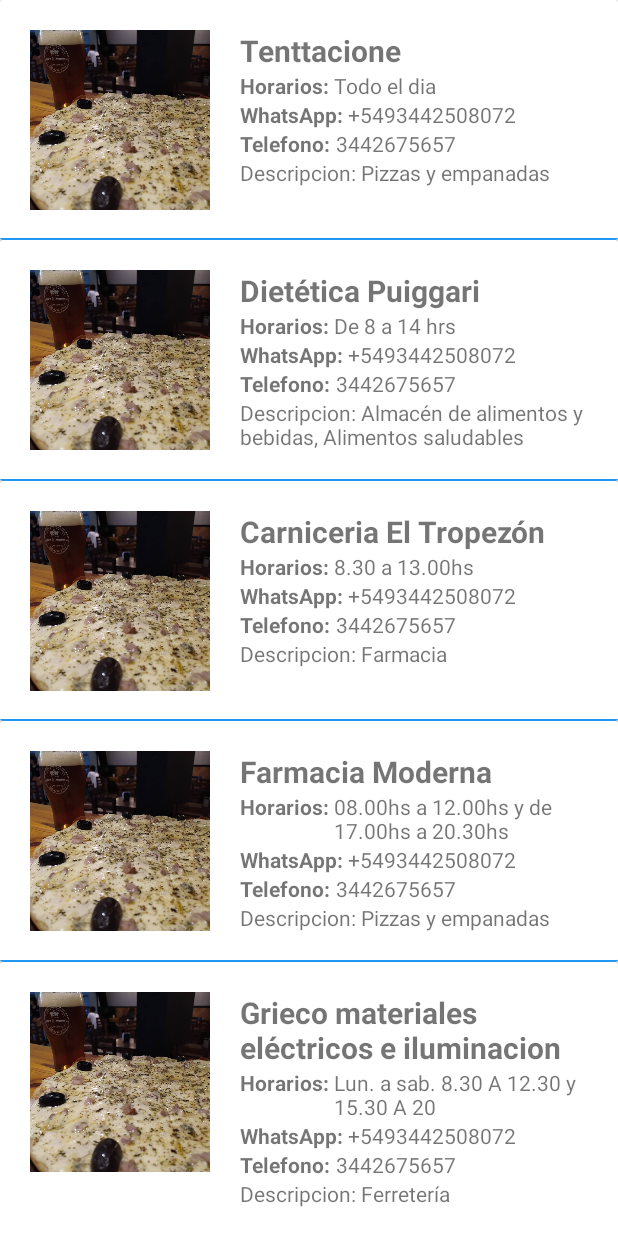
After one commit to alexismorison95/concepcionApp, an Android app: the BuscarActivity screen opened directly, with no data from a screen before it, on a phone screen of 412 x 824 dp. The commit adds this screen. Run offline under Robolectric (Android 15) with nearby library versions, the phone set to English and light mode, and no system bars; pictures from the network do not load.

Commit message:
buscar activity basica con recycler view

```diff
--- a/app/build.gradle
+++ b/app/build.gradle
@@ -34,6 +34,7 @@ dependencies {
     implementation 'com.google.android.material:material:1.0.0'
     implementation 'androidx.lifecycle:lifecycle-extensions:2.0.0'
     implementation 'androidx.legacy:legacy-support-v4:1.0.0'
+    implementation 'androidx.lifecycle:lifecycle-viewmodel-ktx:2.2.0'
     testImplementation 'junit:junit:4.12'
     androidTestImplementation 'androidx.test.ext:junit:1.1.0'
     androidTestImplementation 'androidx.test.espresso:espresso-core:3.1.1'
--- a/app/src/main/AndroidManifest.xml
+++ b/app/src/main/AndroidManifest.xml
@@ -9,7 +9,7 @@
         android:roundIcon="@mipmap/ic_launcher_round"
         android:supportsRtl="true"
         android:theme="@style/AppTheme">
-
+        <activity android:name=".ui.main.BuscarActivity"></activity>
         <activity android:name=".MainActivity">
             <intent-filter>
                 <action android:name="android.intent.action.MAIN" />
--- a/app/src/main/java/com/morris/concepcionapp/MainActivity.kt
+++ b/app/src/main/java/com/morris/concepcionapp/MainActivity.kt
@@ -14,6 +14,10 @@ class MainActivity : AppCompatActivity() {
         super.onCreate(savedInstanceState)
         setContentView(R.layout.activity_main)
 
+        configurarTabLayout()
+    }
+
+    private fun configurarTabLayout() {
         val sectionsPagerAdapter = SectionsPagerAdapter(this, supportFragmentManager)
 
         val viewPager = findViewById<ViewPager>(R.id.viewpager_main)
@@ -22,4 +26,5 @@ class MainActivity : AppCompatActivity() {
         val tabs: TabLayout = findViewById(R.id.tabs)
         tabs.setupWithViewPager(viewPager)
     }
+
 }
--- /dev/null
+++ b/app/src/main/java/com/morris/concepcionapp/ui/main/BuscarActivity.kt
@@ -0,0 +1,64 @@
+package com.morris.concepcionapp.ui.main
+
+import androidx.appcompat.app.AppCompatActivity
+import android.os.Bundle
+import androidx.recyclerview.widget.LinearLayoutManager
+import com.morris.concepcionapp.R
+import kotlinx.android.synthetic.main.activity_buscar.*
+
+data class Negocio(val nombre: String,
+                   val horario: String,
+                   val whatsapp: String,
+                   val telefono: String,
+                   val descripcion: String,
+                   val imagen: String,
+                   val rubro: String,
+                   val palabrasClave: String)
+
+class BuscarActivity : AppCompatActivity() {
+
+    private val negociosLista = listOf(
+        Negocio("Tenttacione", "Todo el dia", "+5493442508072", "3442675657",
+            "Pizzas y empanadas", "https://png.pngtree.com/png-clipart/20190515/original/pngtree-a-young-boy-riding-an-orange-delivery-scooter-png-image_3637498.jpg",
+            "gastronomia", "pizzas, empanadas"),
+
+        Negocio("Dietética Puiggari", "De 8 a 14 hrs", "+5493442508072", "3442675657",
+            "Almacén de alimentos y bebidas, Alimentos saludables", "https://png.pngtree.com/png-clipart/20190515/original/pngtree-a-young-boy-riding-an-orange-delivery-scooter-png-image_3637498.jpg",
+            "almacen", "bebidas, gaseosas, alimentos"),
+
+        Negocio("Carniceria El Tropezón", "8.30 a 13.00hs", "+5493442508072", "3442675657",
+            "Farmacia", "https://png.pngtree.com/png-clipart/20190515/original/pngtree-a-young-boy-riding-an-orange-delivery-scooter-png-image_3637498.jpg",
+            "farmacia", "remedios, pastillas, farmacia"),
+
+        Negocio("Farmacia Moderna", "08.00hs a 12.00hs y de 17.00hs a 20.30hs", "+5493442508072", "3442675657",
+            "Pizzas y empanadas", "https://png.pngtree.com/png-clipart/20190515/original/pngtree-a-young-boy-riding-an-orange-delivery-scooter-png-image_3637498.jpg",
+            "gastronomia", "pizzas, empanadas"),
+
+        Negocio("Grieco materiales eléctricos e iluminacion", "Lun. a sab. 8.30 A 12.30 y 15.30 A 20", "+5493442508072", "3442675657",
+            "Ferretería", "https://png.pngtree.com/png-clipart/20190515/original/pngtree-a-young-boy-riding-an-orange-delivery-scooter-png-image_3637498.jpg",
+            "ferreteria", "ferreteria, tornillos, herramientas"),
+
+        Negocio("La fragancia", "8 a 12 y 16 a 18", "+5493442508072", "3442675657",
+            "Limpieza y perfumería", "https://png.pngtree.com/png-clipart/20190515/original/pngtree-a-young-boy-riding-an-orange-delivery-scooter-png-image_3637498.jpg",
+            "limpieza", "limpieza, productos, lavandina, alcohol")
+    )
+
+    private lateinit var linearLayoutManager: LinearLayoutManager
+
+    override fun onCreate(savedInstanceState: Bundle?) {
+        super.onCreate(savedInstanceState)
+        setContentView(R.layout.activity_buscar)
+
+        val busqueda = intent.getSerializableExtra("busqueda")
+        val tipoBusqueda = intent.getSerializableExtra("tipo")
+
+        // TODO: Cargo los negocios, en el futuro, la lista viene desde una bbdd
+        recycle_list_view.apply {
+            layoutManager = LinearLayoutManager(this.context)
+            adapter = NegocioAdapter(negociosLista)
+        }
+
+//        linearLayoutManager = LinearLayoutManager(this)
+//        recycle_list_view.layoutManager = linearLayoutManager
+    }
+}
--- a/app/src/main/java/com/morris/concepcionapp/ui/main/InicioFragment.kt
+++ b/app/src/main/java/com/morris/concepcionapp/ui/main/InicioFragment.kt
@@ -1,23 +1,25 @@
 package com.morris.concepcionapp.ui.main
 
+import android.content.Intent
 import android.graphics.Color
 import android.os.Bundle
 import androidx.fragment.app.Fragment
 import android.view.LayoutInflater
 import android.view.View
 import android.view.ViewGroup
+import android.view.inputmethod.EditorInfo
 import android.widget.Button
 import android.widget.LinearLayout
+import android.widget.TextView
+import android.widget.Toast
 import androidx.coordinatorlayout.widget.CoordinatorLayout
 import androidx.core.view.marginBottom
+import com.google.android.material.textfield.TextInputEditText
 
 import com.morris.concepcionapp.R
 import kotlinx.android.synthetic.*
 
-// TODO: Rename parameter arguments, choose names that match
-// the fragment initialization parameters, e.g. ARG_ITEM_NUMBER
-private const val ARG_PARAM1 = "param1"
-private const val ARG_PARAM2 = "param2"
+// TODO: En el futuro estas categorias se traen desde un servidor
 private val categorias = arrayOf(
     "Almacen",
     "Carniceria",
@@ -35,28 +37,40 @@ private val categorias = arrayOf(
  * create an instance of this fragment.
  */
 class InicioFragment : Fragment() {
-    // TODO: Rename and change types of parameters
-    private var param1: String? = null
-    private var param2: String? = null
 
-    override fun onCreate(savedInstanceState: Bundle?) {
-        super.onCreate(savedInstanceState)
-        arguments?.let {
-            param1 = it.getString(ARG_PARAM1)
-            param2 = it.getString(ARG_PARAM2)
-        }
-    }
+    private var buscarInput: TextInputEditText? = null
 
-    override fun onCreateView(
-        inflater: LayoutInflater, container: ViewGroup?,
-        savedInstanceState: Bundle?
-    ): View? {
+    override fun onCreateView(inflater: LayoutInflater, container: ViewGroup?, savedInstanceState: Bundle?): View? {
         // Set theme
         context?.theme?.applyStyle(R.style.AppThemeInicio, true)
 
         // Inflate the layout for this fragment
         val view = inflater.inflate(R.layout.fragment_inicio, container, false)
 
+        loadCategorias(view)
+
+        buscarInput = view.findViewById<TextInputEditText>(R.id.buscar_input)
+
+        return view
+    }
+
+    override fun onResume() {
+        super.onResume()
+
+        buscarInput?.setOnEditorActionListener { textView, action, keyEvent ->
+            var handled = false
+            if (action == EditorInfo.IME_ACTION_SEARCH) {
+                // Aca ejecuto el metodo necesario
+                loadBuscarActivity()
+                println(buscarInput!!.text)
+
+                handled = true
+            }
+            handled
+        }
+    }
+
+    private fun loadCategorias(view: View) {
         val categoriasLayout = view.findViewById<LinearLayout>(R.id.listaCategoriasLayout)
 
         // set categorias
@@ -66,40 +80,25 @@ class InicioFragment : Fragment() {
             button.text = categoria
             button.setTextColor(Color.WHITE)
 
-            val param = LinearLayout.LayoutParams(
-                LinearLayout.LayoutParams.MATCH_PARENT,
-                200)
+            val param = LinearLayout.LayoutParams(LinearLayout.LayoutParams.MATCH_PARENT, 200)
 
-            if (param != null) {
-                param.setMargins(0, 0, 0, 20)
-            }
+            param.setMargins(0, 0, 0, 25)
             button.layoutParams = param
 
             categoriasLayout.addView(button)
+        }
+    }
 
-        }
+    private fun loadBuscarActivity() {
+        val intent = Intent(activity, BuscarActivity::class.java)
+        intent.putExtra("busqueda", buscarInput?.text)
+        intent.putExtra("tipo", "busqueda")
 
-        // Inflate the layout for this fragment
-        return view
+        startActivity(intent)
     }
 
     companion object {
-        /**
-         * Use this factory method to create a new instance of
-         * this fragment using the provided parameters.
-         *
-         * @param param1 Parameter 1.
-         * @param param2 Parameter 2.
-         * @return A new instance of fragment InicioFragment.
-         */
-        // TODO: Rename and change types and number of parameters
         @JvmStatic
-        fun newInstance(param1: String, param2: String) =
-            InicioFragment().apply {
-                arguments = Bundle().apply {
-                    putString(ARG_PARAM1, param1)
-                    putString(ARG_PARAM2, param2)
-                }
-            }
+        fun newInstance() = InicioFragment()
     }
 }
--- /dev/null
+++ b/app/src/main/java/com/morris/concepcionapp/ui/main/NegocioAdapter.kt
@@ -0,0 +1,60 @@
+package com.morris.concepcionapp.ui.main
+
+import android.graphics.Bitmap
+import android.graphics.BitmapFactory
+import android.media.Image
+import android.net.Uri
+import android.view.LayoutInflater
+import android.view.ViewGroup
+import android.widget.ImageView
+import android.widget.TextView
+import androidx.recyclerview.widget.RecyclerView
+import com.morris.concepcionapp.R
+
+class NegocioAdapter(private val list: List<Negocio>): RecyclerView.Adapter<NegocioViewHolder>() {
+
+    override fun onCreateViewHolder(parent: ViewGroup, viewType: Int): NegocioViewHolder {
+        var inflater = LayoutInflater.from(parent.context)
+
+        return NegocioViewHolder(inflater, parent)
+    }
+
+    override fun getItemCount(): Int {
+        return list.size
+    }
+
+    override fun onBindViewHolder(holder: NegocioViewHolder, position: Int) {
+        val negocio: Negocio = list[position]
+
+        holder.bind(negocio)
+    }
+}
+
+class NegocioViewHolder(inflater: LayoutInflater, parent: ViewGroup) :
+        RecyclerView.ViewHolder(inflater.inflate(R.layout.negocio_view, parent, false)) {
+
+    private var nombre: TextView? = null
+    private var horario: TextView? = null
+    private var whatsapp: TextView? = null
+    private var telefono: TextView? = null
+    private var descripcion: TextView? = null
+    private var imagen: ImageView? = null
+
+    init {
+        nombre = itemView.findViewById(R.id.negocio_nombre)
+        horario = itemView.findViewById(R.id.negocio_horarios)
+        whatsapp = itemView.findViewById(R.id.negocio_whatsapp)
+        telefono = itemView.findViewById(R.id.negocio_telefono)
+        descripcion = itemView.findViewById(R.id.negocio_descripcion)
+        imagen = itemView.findViewById(R.id.negocio_image)
+    }
+
+    fun bind(negocio: Negocio) {
+        nombre?.setText(negocio.nombre)
+        horario?.setText(negocio.horario)
+        whatsapp?.setText(negocio.whatsapp)
+        telefono?.setText(negocio.telefono)
+        descripcion?.setText("Descripcion: " + negocio.descripcion)
+        imagen?.setImageURI(Uri.parse(negocio.imagen))
+    }
+}
--- a/app/src/main/java/com/morris/concepcionapp/ui/main/SectionsPagerAdapter.kt
+++ b/app/src/main/java/com/morris/concepcionapp/ui/main/SectionsPagerAdapter.kt
@@ -15,18 +15,17 @@ private val TAB_TITLES = arrayOf(
  * A [FragmentPagerAdapter] that returns a fragment corresponding to
  * one of the sections/tabs/pages.
  */
-class SectionsPagerAdapter(private val context: Context, fm: FragmentManager) :
-    FragmentPagerAdapter(fm) {
+class SectionsPagerAdapter(private val context: Context, fm: FragmentManager): FragmentPagerAdapter(fm) {
 
     override fun getItem(position: Int): Fragment {
         // getItem is called to instantiate the fragment for the given page.
         // Return a PlaceholderFragment (defined as a static inner class below).
         return when (position) {
             0 -> {
-                return InicioFragment()
+                InicioFragment.newInstance()
             }
             else -> {
-                return NoticiasFragment()
+                NoticiasFragment()
             }
         }
     }
--- /dev/null
+++ b/app/src/main/res/layout/activity_buscar.xml
@@ -0,0 +1,10 @@
+<?xml version="1.0" encoding="utf-8"?>
+<androidx.recyclerview.widget.RecyclerView
+    xmlns:android="http://schemas.android.com/apk/res/android"
+    xmlns:tools="http://schemas.android.com/tools"
+    android:layout_width="match_parent"
+    android:layout_height="match_parent"
+    tools:context=".ui.main.BuscarActivity"
+    android:id="@+id/recycle_list_view">
+
+</androidx.recyclerview.widget.RecyclerView>
--- a/app/src/main/res/layout/fragment_inicio.xml
+++ b/app/src/main/res/layout/fragment_inicio.xml
@@ -23,11 +23,13 @@
                 android:layout_height="wrap_content">
 
                 <com.google.android.material.textfield.TextInputEditText
+                    android:id="@+id/buscar_input"
                     android:layout_width="match_parent"
                     android:layout_height="wrap_content"
                     android:hint="@string/buscar"
-                    android:imeOptions="actionDone"
+                    android:imeOptions="actionSearch"
                     android:singleLine="true"
+                    android:inputType="text"
                     android:layout_marginBottom="16dp"/>
 
             </com.google.android.material.textfield.TextInputLayout>
@@ -40,6 +42,8 @@
                 android:layout_marginBottom="20dp">
             </LinearLayout>
 
+
+
         </LinearLayout>
 
     </ScrollView>
--- a/app/src/main/res/layout/fragment_noticias.xml
+++ b/app/src/main/res/layout/fragment_noticias.xml
@@ -7,4 +7,9 @@
     tools:context=".ui.main.NoticiasFragment">
 
 
+    <TextView
+        android:id="@+id/textView"
+        android:layout_width="wrap_content"
+        android:layout_height="wrap_content"
+        android:text="Noticias Fragment" />
 </FrameLayout>
--- /dev/null
+++ b/app/src/main/res/layout/negocio_view.xml
@@ -0,0 +1,115 @@
+<?xml version="1.0" encoding="utf-8"?>
+<androidx.cardview.widget.CardView
+    xmlns:android="http://schemas.android.com/apk/res/android"
+    android:layout_width="match_parent"
+    android:layout_height="wrap_content"
+    android:orientation="horizontal">
+
+    <LinearLayout
+        android:layout_width="match_parent"
+        android:layout_height="wrap_content"
+        android:padding="20dp">
+
+        <ImageView
+            android:id="@+id/negocio_image"
+            android:layout_width="120dp"
+            android:layout_height="120dp"
+            android:background="@drawable/taberna"
+            android:layout_gravity="top"
+            android:layout_marginRight="20dp"/>
+
+        <LinearLayout
+            android:layout_width="match_parent"
+            android:layout_height="wrap_content"
+            android:orientation="vertical"
+            android:layout_gravity="top">
+
+            <TextView
+                android:id="@+id/negocio_nombre"
+                android:layout_width="match_parent"
+                android:layout_height="wrap_content"
+                android:text="Nombre de negocio"
+                android:textSize="20sp"
+                android:textStyle="bold"/>
+
+            <LinearLayout
+                android:layout_width="match_parent"
+                android:layout_height="wrap_content"
+                android:orientation="horizontal">
+
+                <TextView
+                    android:layout_width="wrap_content"
+                    android:layout_height="wrap_content"
+                    android:text="Horarios: "
+                    android:textStyle="bold"
+                    android:layout_gravity="left"/>
+
+                <TextView
+                    android:id="@+id/negocio_horarios"
+                    android:layout_width="match_parent"
+                    android:layout_height="wrap_content"
+                    android:text="18hs a 23hs"
+                    android:layout_gravity="right"/>
+
+            </LinearLayout>
+
+            <LinearLayout
+                android:layout_width="match_parent"
+                android:layout_height="wrap_content"
+                android:orientation="horizontal">
+
+                <TextView
+                    android:layout_width="wrap_content"
+                    android:layout_height="wrap_content"
+                    android:text="WhatsApp: "
+                    android:textStyle="bold"
+                    android:layout_gravity="left"/>
+
+                <TextView
+                    android:id="@+id/negocio_whatsapp"
+                    android:layout_width="match_parent"
+                    android:layout_height="wrap_content"
+                    android:text="+543445402211"
+                    android:layout_gravity="right"/>
+
+            </LinearLayout>
+
+            <LinearLayout
+                android:layout_width="match_parent"
+                android:layout_height="wrap_content"
+                android:orientation="horizontal">
+
+                <TextView
+                    android:layout_width="wrap_content"
+                    android:layout_height="wrap_content"
+                    android:text="Telefono: "
+                    android:textStyle="bold"
+                    android:layout_gravity="left"/>
+
+                <TextView
+                    android:id="@+id/negocio_telefono"
+                    android:layout_width="match_parent"
+                    android:layout_height="wrap_content"
+                    android:text="03445-15402211"
+                    android:layout_gravity="right"/>
+
+            </LinearLayout>
+
+            <TextView
+                android:id="@+id/negocio_descripcion"
+                android:layout_width="match_parent"
+                android:layout_height="wrap_content"
+                android:maxLines="10"
+                android:text="Descripcion: Lorem ipsum dolor sit amet, consectetur adipisicing elit, sed do eiusmod tempor incididunt ut labore et dolore magna aliqua. Ut enim ad minim veniam, quis nostrud exercitation ullamco laboris nisi ut aliquip ex ea commodo consequat."/>
+
+        </LinearLayout>
+
+    </LinearLayout>
+
+    <ImageView
+        android:layout_width="match_parent"
+        android:layout_height="1dp"
+        android:background="@color/colorPrimary"
+        android:layout_gravity="bottom"/>
+
+</androidx.cardview.widget.CardView>
--- a/app/src/main/res/values/colors.xml
+++ b/app/src/main/res/values/colors.xml
@@ -1,6 +1,7 @@
 <?xml version="1.0" encoding="utf-8"?>
 <resources>
     <color name="colorPrimary">#2196F3</color>
+    <color name="colorPrimaryLight">#5EB8FF</color>
     <color name="colorPrimaryDark">#2196F3</color>
     <color name="colorAccent">#FFFFFF</color>
     <color name="colorBlack">#000000</color>
--- a/app/src/main/res/values/strings.xml
+++ b/app/src/main/res/values/strings.xml
@@ -3,4 +3,7 @@
     <string name="tab_text_1">Inicio</string>
     <string name="tab_text_2">Noticias</string>
     <string name="buscar">Buscar</string>
+
+    <!-- TODO: Remove or change this placeholder text -->
+    <string name="hello_blank_fragment">Hello blank fragment</string>
 </resources>
```
Also changed, not shown: app/src/main/res/drawable/taberna.jpg (added), app/src/main/res/mipmap-hdpi/ic_delivery_logo.png (added), app/src/main/res/mipmap-mdpi/ic_delivery_logo.png (added), app/src/main/res/mipmap-xhdpi/ic_delivery_logo.png (added), app/src/main/res/mipmap-xxhdpi/ic_delivery_logo.png (added), app/src/main/res/mipmap-xxxhdpi/ic_delivery_logo.png (added).
